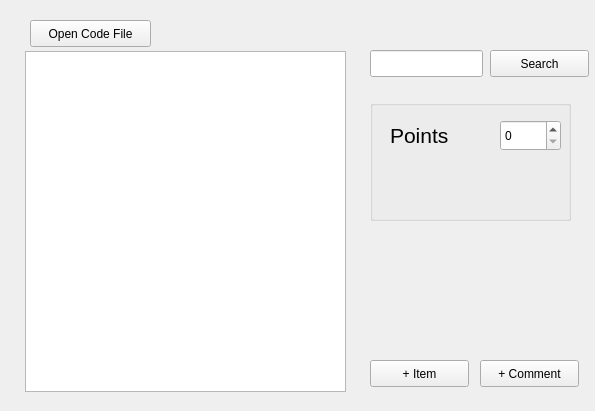
Before: the Qt Designer form GradingProject/GradingProjectGUI/widget.ui in nax47/Grading-Assistance-App, drawn with Qt 5.
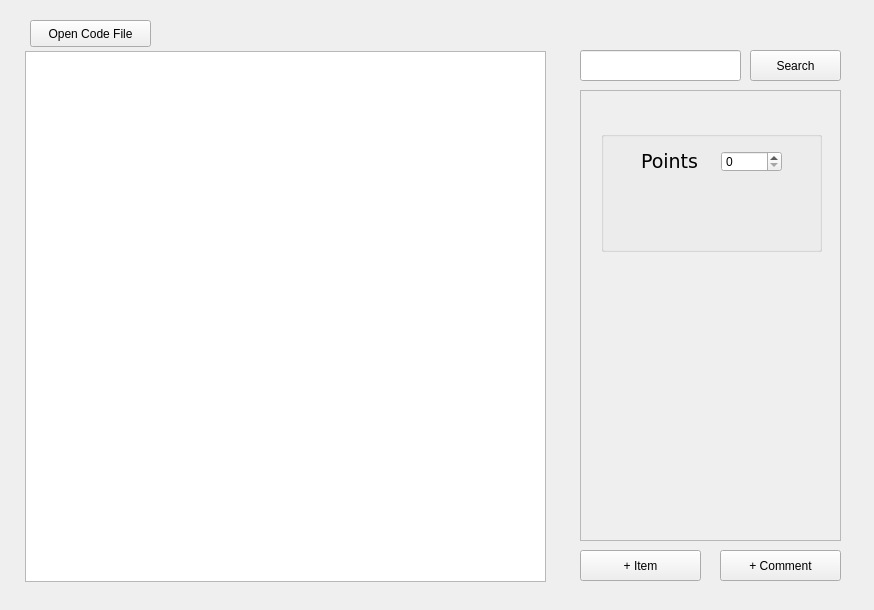
After: the same form once the commit is applied.

The edit to the form file:
```diff
--- a/GradingProject/GradingProjectGUI/widget.ui
+++ b/GradingProject/GradingProjectGUI/widget.ui
@@ -6,8 +6,8 @@
    <rect>
     <x>0</x>
     <y>0</y>
-    <width>595</width>
-    <height>411</height>
+    <width>874</width>
+    <height>610</height>
    </rect>
   </property>
   <property name="windowTitle">
@@ -18,8 +18,8 @@
     <rect>
      <x>0</x>
      <y>0</y>
-     <width>591</width>
-     <height>411</height>
+     <width>871</width>
+     <height>611</height>
     </rect>
    </property>
    <property name="currentIndex">
@@ -29,20 +29,20 @@
     <widget class="QLineEdit" name="searchBar">
      <property name="geometry">
       <rect>
-       <x>370</x>
+       <x>580</x>
        <y>50</y>
-       <width>113</width>
-       <height>27</height>
+       <width>161</width>
+       <height>31</height>
       </rect>
      </property>
     </widget>
     <widget class="QPushButton" name="searchButton">
      <property name="geometry">
       <rect>
-       <x>490</x>
+       <x>750</x>
        <y>50</y>
-       <width>99</width>
-       <height>27</height>
+       <width>91</width>
+       <height>31</height>
       </rect>
      </property>
      <property name="text">
@@ -52,10 +52,10 @@
     <widget class="QPushButton" name="itemButton">
      <property name="geometry">
       <rect>
-       <x>370</x>
-       <y>360</y>
-       <width>99</width>
-       <height>27</height>
+       <x>580</x>
+       <y>550</y>
+       <width>121</width>
+       <height>31</height>
       </rect>
      </property>
      <property name="text">
@@ -65,10 +65,10 @@
     <widget class="QPushButton" name="commentButton">
      <property name="geometry">
       <rect>
-       <x>480</x>
-       <y>360</y>
-       <width>99</width>
-       <height>27</height>
+       <x>720</x>
+       <y>550</y>
+       <width>121</width>
+       <height>31</height>
       </rect>
      </property>
      <property name="text">
@@ -80,8 +80,8 @@
       <rect>
        <x>25</x>
        <y>51</y>
-       <width>321</width>
-       <height>341</height>
+       <width>521</width>
+       <height>531</height>
       </rect>
      </property>
     </widget>
@@ -98,12 +98,33 @@
       <string>Open Code File</string>
      </property>
     </widget>
+    <widget class="QScrollArea" name="scrollArea">
+     <property name="geometry">
+      <rect>
+       <x>580</x>
+       <y>90</y>
+       <width>261</width>
+       <height>451</height>
+      </rect>
+     </property>
+     <property name="widgetResizable">
+      <bool>true</bool>
+     </property>
+     <widget class="QWidget" name="scrollAreaWidgetContents">
+      <property name="geometry">
+       <rect>
+        <x>0</x>
+        <y>0</y>
+        <width>259</width>
+        <height>449</height>
+       </rect>
+      </property>
     <widget class="QGroupBox" name="groupBox">
      <property name="geometry">
       <rect>
-       <x>370</x>
-       <y>100</y>
-       <width>201</width>
+         <x>20</x>
+         <y>40</y>
+         <width>221</width>
        <height>121</height>
       </rect>
      </property>
@@ -113,15 +134,16 @@
      <widget class="QLabel" name="Points1">
       <property name="geometry">
        <rect>
-        <x>20</x>
+          <x>40</x>
         <y>20</y>
-        <width>91</width>
-        <height>31</height>
+          <width>61</width>
+          <height>21</height>
        </rect>
       </property>
       <property name="font">
        <font>
-        <pointsize>16</pointsize>
+          <family>DejaVu Sans</family>
+          <pointsize>14</pointsize>
        </font>
       </property>
       <property name="text">
@@ -131,10 +153,10 @@
      <widget class="QSpinBox" name="pointsbox1">
       <property name="geometry">
        <rect>
-        <x>130</x>
+          <x>120</x>
         <y>20</y>
         <width>61</width>
-        <height>31</height>
+          <height>21</height>
        </rect>
       </property>
      </widget>
@@ -142,14 +164,16 @@
       <property name="geometry">
        <rect>
         <x>10</x>
-        <y>60</y>
-        <width>181</width>
-        <height>51</height>
+          <y>50</y>
+          <width>201</width>
+          <height>61</height>
        </rect>
       </property>
       <property name="text">
        <string/>
       </property>
+       </widget>
+      </widget>
      </widget>
     </widget>
    </widget>
```
Lines whose indentation alone changed are shown as unchanged.
